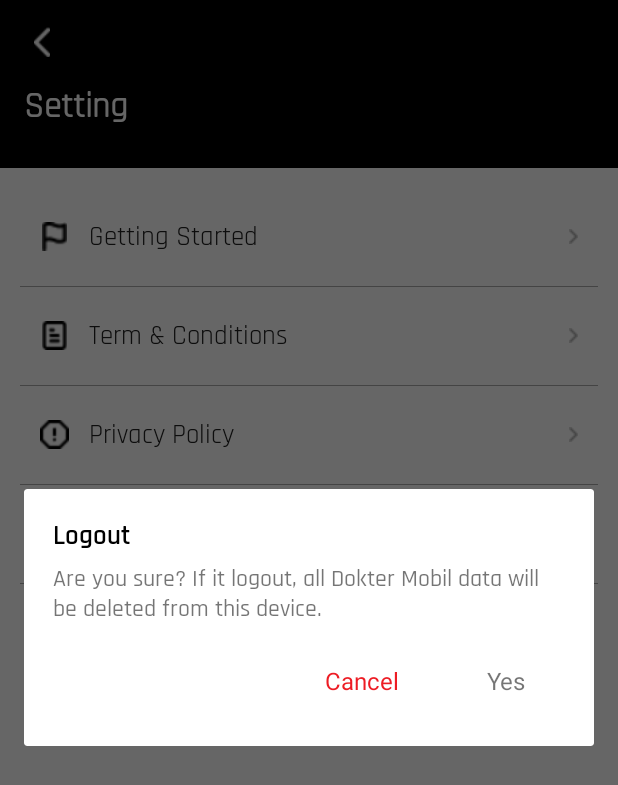
After one commit to Adengs/Sitepat, an Android app: the fragment LogoutDialog placed in its activity, on a phone screen of 412 x 824 dp. The commit adds this screen. Shown: the top 785 px of the screen. Run offline under Robolectric (Android 15) with nearby library versions, the phone set to English and light mode, and no system bars; our stand-ins replace EventBus, sdp/ssp sizes.

Commit message:
getting started, term condition, privacy policy, logout

```diff
--- /dev/null
+++ b/app/src/main/java/com/codelabs/dokter_mobil_customer/dialog/LogoutDialog.kt
@@ -0,0 +1,54 @@
+package com.codelabs.dokter_mobil_customer.dialog
+
+import android.os.Bundle
+import android.view.LayoutInflater
+import android.view.View
+import android.view.ViewGroup
+import android.view.WindowManager
+import androidx.fragment.app.DialogFragment
+import com.codelabs.dokter_mobil_customer.R
+import com.codelabs.dokter_mobil_customer.viewmodel.Logout
+import kotlinx.android.synthetic.main.dialog_logout.*
+import org.greenrobot.eventbus.EventBus
+
+class LogoutDialog : DialogFragment() {
+
+    override fun onCreateView(
+        inflater: LayoutInflater,
+        container: ViewGroup?,
+        savedInstanceState: Bundle?
+    ): View? {
+        return inflater.inflate(R.layout.dialog_logout, container, false)
+    }
+
+    override fun onViewCreated(view: View, savedInstanceState: Bundle?) {
+        super.onViewCreated(view, savedInstanceState)
+
+        btn_cancel.setOnClickListener {
+            dismiss()
+        }
+
+        btn_yes.setOnClickListener {
+            EventBus.getDefault().post(Logout())
+            dismiss()
+        }
+    }
+
+
+    override fun onStart() {
+        super.onStart()
+        dialog?.window?.setLayout(
+            WindowManager.LayoutParams.MATCH_PARENT,
+            WindowManager.LayoutParams.WRAP_CONTENT
+        )
+    }
+
+
+    companion object {
+        @JvmStatic
+        fun newInstance(): DialogFragment {
+            val dialog =  LogoutDialog()
+            return dialog
+        }
+    }
+}
--- a/app/src/main/java/com/codelabs/dokter_mobil_customer/page/setting/SettingActivity.kt
+++ b/app/src/main/java/com/codelabs/dokter_mobil_customer/page/setting/SettingActivity.kt
@@ -1,13 +1,57 @@
 package com.codelabs.dokter_mobil_customer.page.setting
 
+import android.content.Intent
 import androidx.appcompat.app.AppCompatActivity
 import android.os.Bundle
+import android.widget.Toast
 import com.codelabs.dokter_mobil_customer.R
+import com.codelabs.dokter_mobil_customer.dialog.LogoutDialog
 import com.codelabs.dokter_mobil_customer.helper.BaseActivity
+import com.codelabs.dokter_mobil_customer.viewmodel.Logout
+import kotlinx.android.synthetic.main.activity_setting.*
+import org.greenrobot.eventbus.EventBus
+import org.greenrobot.eventbus.Subscribe
 
 class SettingActivity : BaseActivity() {
     override fun onCreate(savedInstanceState: Bundle?) {
         super.onCreate(savedInstanceState)
         setContentView(R.layout.activity_setting)
+        initView()
+    }
+
+    private fun initView() {
+        iv_back.setOnClickListener { finish() }
+        ll_getting_started.setOnClickListener {
+            val intent = Intent(this, GettingStartedActivity::class.java)
+            startActivity(intent)
+        }
+        ll_term.setOnClickListener {
+            val intent = Intent(this, TermConditionActivity::class.java)
+            startActivity(intent)
+        }
+        ll_privacy.setOnClickListener {
+            val intent = Intent(this, PrivacyPolicyActivity::class.java)
+            startActivity(intent)
+        }
+
+        ll_logout.setOnClickListener {
+            val dialog = LogoutDialog.newInstance()
+            dialog.show(supportFragmentManager,"")
+        }
+    }
+
+    @Subscribe
+    fun onLogout(data : Logout){
+        Toast.makeText(this, "Logout", Toast.LENGTH_SHORT).show()
+    }
+
+    override fun onStart() {
+        super.onStart()
+        EventBus.getDefault().register(this)
+    }
+
+    override fun onStop() {
+        super.onStop()
+        EventBus.getDefault().unregister(this)
     }
 }
--- /dev/null
+++ b/app/src/main/java/com/codelabs/dokter_mobil_customer/viewmodel/Logout.kt
@@ -0,0 +1,4 @@
+package com.codelabs.dokter_mobil_customer.viewmodel
+
+class Logout {
+}
--- /dev/null
+++ b/app/src/main/res/drawable/bg_rounded_white.xml
@@ -0,0 +1,9 @@
+<?xml version="1.0" encoding="utf-8"?>
+<selector xmlns:android="http://schemas.android.com/apk/res/android">
+    <item>
+        <shape android:shape="rectangle">
+            <solid android:color="@android:color/white"/>
+            <corners android:radius="10dp"/>
+        </shape>
+    </item>
+</selector>
--- /dev/null
+++ b/app/src/main/res/layout/dialog_logout.xml
@@ -0,0 +1,69 @@
+<?xml version="1.0" encoding="utf-8"?>
+<LinearLayout xmlns:android="http://schemas.android.com/apk/res/android"
+    android:layout_width="match_parent"
+    android:layout_height="wrap_content"
+    android:background="@drawable/bg_rounded_white"
+    android:orientation="vertical"
+    android:padding="@dimen/_15sdp">
+
+    <TextView
+        android:layout_width="wrap_content"
+        android:layout_height="wrap_content"
+        android:gravity="center"
+        android:text="@string/logout"
+        android:textColor="@color/black"
+        android:fontFamily="@font/rajdhani_semi_bold"
+        android:textSize="18sp" />
+
+    <TextView
+        android:id="@+id/tv_nama_produk"
+        android:layout_width="match_parent"
+        android:layout_height="wrap_content"
+        android:layout_marginTop="@dimen/_5sdp"
+        android:fontFamily="@font/rajdhani_medium"
+        android:text="@string/logout_detail"
+        android:textSize="16sp" />
+
+    <LinearLayout
+        android:layout_gravity="right"
+        android:layout_width="wrap_content"
+        android:layout_height="wrap_content"
+        android:layout_marginTop="@dimen/_10sdp"
+        android:orientation="horizontal">
+
+        <RelativeLayout
+            android:id="@+id/btn_cancel"
+            android:layout_width="wrap_content"
+            android:layout_height="wrap_content"
+            android:paddingLeft="@dimen/_15sdp"
+            android:paddingTop="@dimen/_10sdp"
+            android:paddingRight="@dimen/_15sdp"
+            android:paddingBottom="@dimen/_10sdp">
+
+            <TextView
+                android:layout_width="wrap_content"
+                android:layout_height="wrap_content"
+                android:text="@string/cancel"
+                android:textColor="@color/red_text"
+                android:textSize="16sp" />
+        </RelativeLayout>
+
+        <RelativeLayout
+            android:layout_marginLeft="@dimen/_10sdp"
+            android:id="@+id/btn_yes"
+            android:layout_width="wrap_content"
+            android:layout_height="wrap_content"
+            android:layout_alignParentRight="true"
+            android:paddingLeft="@dimen/_20sdp"
+            android:paddingTop="@dimen/_10sdp"
+            android:paddingRight="@dimen/_20sdp"
+            android:paddingBottom="@dimen/_10sdp">
+
+            <TextView
+                android:layout_width="wrap_content"
+                android:layout_height="wrap_content"
+                android:text="@string/yes"
+                android:textSize="16sp" />
+        </RelativeLayout>
+    </LinearLayout>
+</LinearLayout>
--- a/app/src/main/res/values/strings.xml
+++ b/app/src/main/res/values/strings.xml
@@ -44,11 +44,26 @@
     <string name="desc_forgot">Enter the registered email/ phone number. We will send you a verification code to reset your password.</string>
     <string name="desc_send_6_digit">We have sent a 6 digit code to  **** **** **86. Please input code here!.</string>
 
-<!--    Setting-->
+    <!--    Setting-->
     <string name="setting">Setting</string>
     <string name="getting_started">Getting Started</string>
     <string name="term_condition">Term &amp; Conditions</string>
     <string name="privacy_policy">Privacy Policy</string>
     <string name="logout">Logout</string>
 
+    <!--    Getting Started-->
+    <string name="what_do_u_want">What do you want to get started?</string>
+
+    <!--    Term and Condition-->
+    <string name="term">Term &amp; Conditions\nDokter Mobil</string>
+
+
+    <!--    Privacy Policy-->
+    <string name="privacy">Privacy Policy\nDokter Mobil</string>
+
+<!--    Logout-->
+    <string name="logout_detail">Are you sure? If it logout, all Dokter Mobil data will be deleted from this device.</string>
+    <string name="cancel">Cancel</string>
+    <string name="yes">Yes</string>
+
 </resources>
```
Also changed, not shown: app/build.gradle (+6 -1 lines), app/src/main/AndroidManifest.xml (+15 -9 lines), app/src/main/java/com/codelabs/dokter_mobil_customer/page/setting/AdapterGettingStarted.kt (added, +29 -0 lines), app/src/main/java/com/codelabs/dokter_mobil_customer/page/setting/AdapterTerm.kt (added, +38 -0 lines), app/src/main/java/com/codelabs/dokter_mobil_customer/page/setting/GettingStartedActivity.kt (added, +28 -0 lines), app/src/main/java/com/codelabs/dokter_mobil_customer/page/setting/PrivacyPolicyActivity.kt (added, +27 -0 lines), app/src/main/java/com/codelabs/dokter_mobil_customer/page/setting/TermConditionActivity.kt (added, +27 -0 lines), app/src/main/res/layout/activity_getting_started.xml (added, +51 -0 lines), app/src/main/res/layout/activity_privacy_policy.xml (added, +50 -0 lines), app/src/main/res/layout/activity_term_condition.xml (added, +50 -0 lines), app/src/main/res/layout/item_getting_started.xml (added, +36 -0 lines), app/src/main/res/layout/item_term.xml (added, +54 -0 lines).
